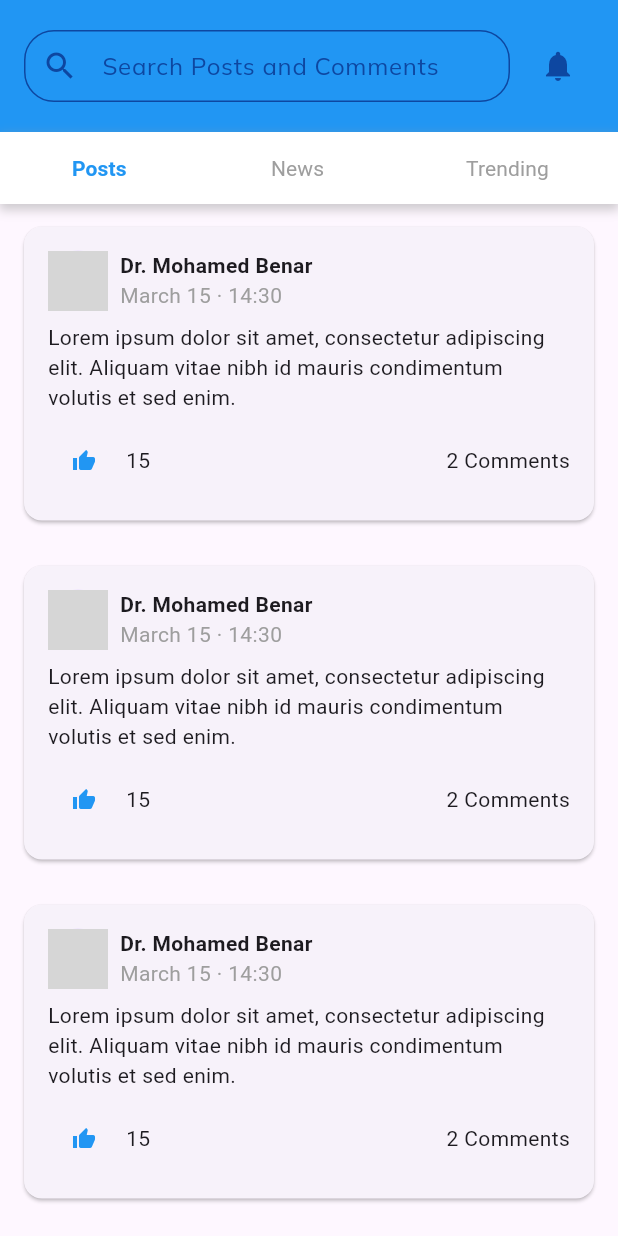
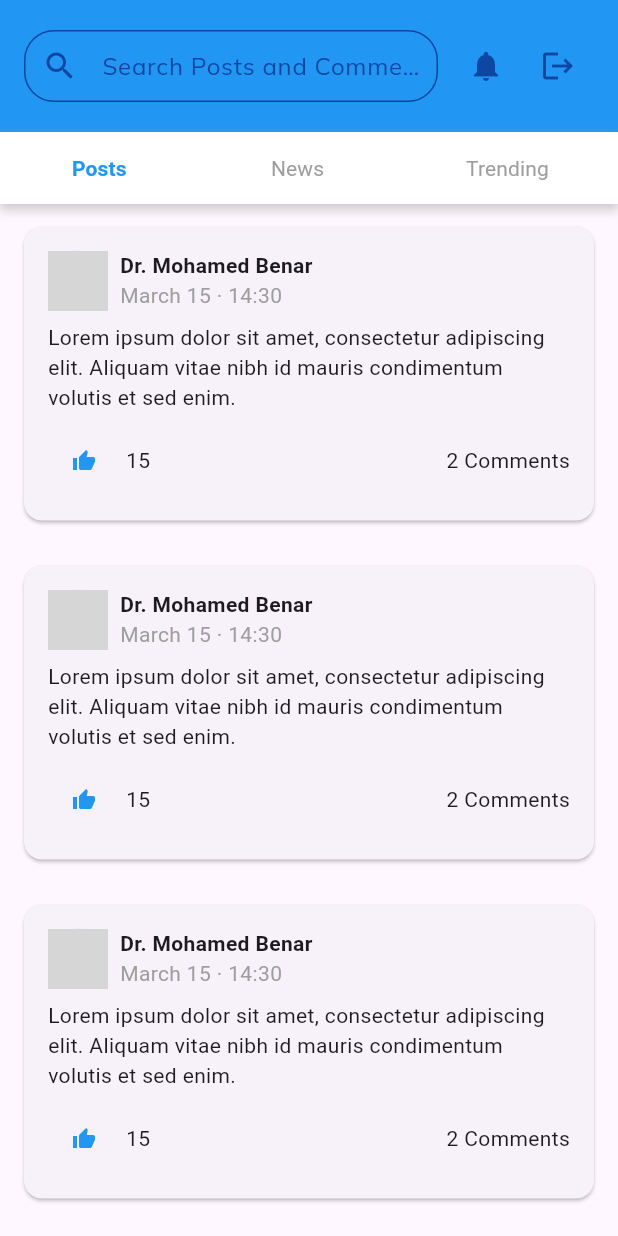
Before and after one commit to mutana-derrick/HealPath-Dev, a Flutter app: the PatientCommunityTab screen opened directly, on a phone screen of 412 x 824 dp. Run offline on Flutter 3.47's test engine with Material 3 defaults, Android fonts, the light colour scheme and no system bars; our stand-ins replace cloud_firestore, file_picker, firebase_auth, firebase_core, firebase_storage, fl_chart and 8 more; accounts and stored records are empty; network calls fail; grey boxes are pictures that could not be loaded.

Commit message:
added a logout button to the patient's screen

```diff
--- a/lib/src/features/authentication/controllers/login_controller.dart
+++ b/lib/src/features/authentication/controllers/login_controller.dart
@@ -1,7 +1,7 @@
 import 'package:get/get.dart';
 import 'package:firebase_auth/firebase_auth.dart';
 import 'package:flutter/material.dart';
-import 'package:healpath/src/features/doctor/screens/doctor_dashboard.dart';
+import 'package:healpath/src/features/patient/screens/patient_screen.dart';
 
 class LoginController extends GetxController {
   final FirebaseAuth _auth = FirebaseAuth.instance;
@@ -20,7 +20,7 @@ class LoginController extends GetxController {
       _showSnackBar("Success", "Logged in successfully!", true);
 
       // Navigate to dashboard
-      Get.off(() => DoctorDashboardScreen());
+      Get.off(() => PatientScreen());
     } on FirebaseAuthException catch (e) {
       String errorMessage;
       if (e.code == 'user-not-found') {
--- a/lib/src/features/doctor/screens/upper_bar.dart
+++ b/lib/src/features/doctor/screens/upper_bar.dart
@@ -80,7 +80,6 @@ class UpperBar extends StatelessWidget {
               ),
               Column(
                 children: [
-                  // Notification button using CircleButton custom widget
                   CircleButton(
                     icon: Icons.logout, // Icon for logout
                     color: Colors.blue.shade900, // Icon color
--- /dev/null
+++ b/lib/src/features/patient/screens/community_tab/widgets/circle_button.dart
@@ -0,0 +1,27 @@
+import 'package:flutter/material.dart';
+
+class CircleButton extends StatelessWidget {
+  final IconData icon;
+  final VoidCallback onPressed;
+  final Color color;
+  final Color backgroundColor;
+
+  const CircleButton({
+    super.key,
+    required this.icon,
+    required this.onPressed,
+    required this.color,
+    this.backgroundColor = Colors.transparent,
+  });
+
+  @override
+  Widget build(BuildContext context) {
+    return Container(
+      color: backgroundColor,
+      child: IconButton(
+        icon: Icon(icon, color: color),
+        onPressed: onPressed,
+      ),
+    );
+  }
+}
--- a/lib/src/features/patient/screens/community_tab/widgets/search_bar_with_notifications.dart
+++ b/lib/src/features/patient/screens/community_tab/widgets/search_bar_with_notifications.dart
@@ -1,10 +1,32 @@
 import 'package:flutter/material.dart';
+import 'package:healpath/src/features/patient/screens/community_tab/widgets/circle_button.dart';
+import 'package:healpath/src/features/authentication/screens/login/login_screen.dart';
+import 'package:healpath/src/features/authentication/controllers/logout_controller.dart';
+import 'package:get/get.dart';
 
 class SearchBarWithNotifications extends StatelessWidget {
   final VoidCallback onNotificationTap;
 
-  const SearchBarWithNotifications({Key? key, required this.onNotificationTap})
-      : super(key: key);
+  SearchBarWithNotifications({super.key, required this.onNotificationTap}) {
+    // Lazy initialization of LogOutController
+    Get.lazyPut(() => LogOutController(), fenix: true);
+  }
+
+  void _handleLogout() async {
+    try {
+      final LogOutController logOutController = Get.find<LogOutController>();
+      await logOutController.signOut();
+      Get.offAll(() => LoginScreen());
+    } catch (e) {
+      Get.snackbar(
+        "Error",
+        "Failed to log out. Please try again.",
+        snackPosition: SnackPosition.BOTTOM,
+        backgroundColor: Colors.red,
+        colorText: Colors.black,
+      );
+    }
+  }
 
   @override
   Widget build(BuildContext context) {
@@ -40,6 +62,12 @@ class SearchBarWithNotifications extends StatelessWidget {
             icon: Icon(Icons.notifications, color: Colors.blue.shade900),
             onPressed: onNotificationTap,
           ),
+          CircleButton(
+            icon: Icons.logout, // Icon for logout
+            color: Colors.blue.shade900, // Icon color
+            backgroundColor: Colors.blue, // Button background color
+            onPressed: _handleLogout, // Action for logout button
+          ),
         ],
       ),
     );
--- /dev/null
+++ b/lib/src/features/patient/screens/widgets/circle_button.dart
@@ -0,0 +1 @@
+// TODO Implement this library.
```
